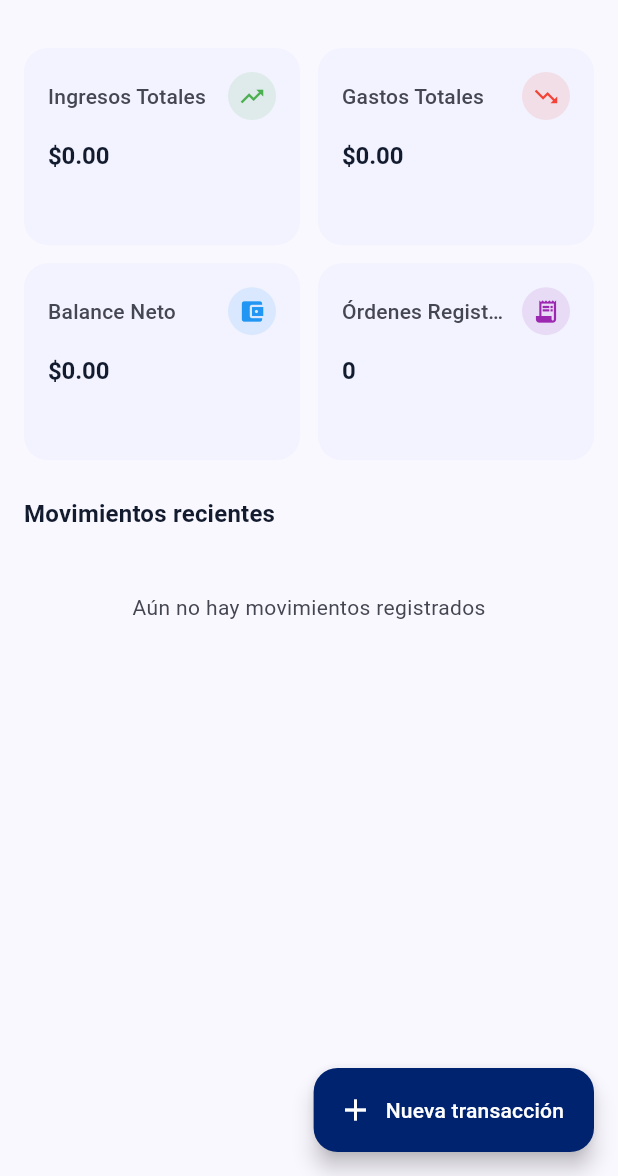
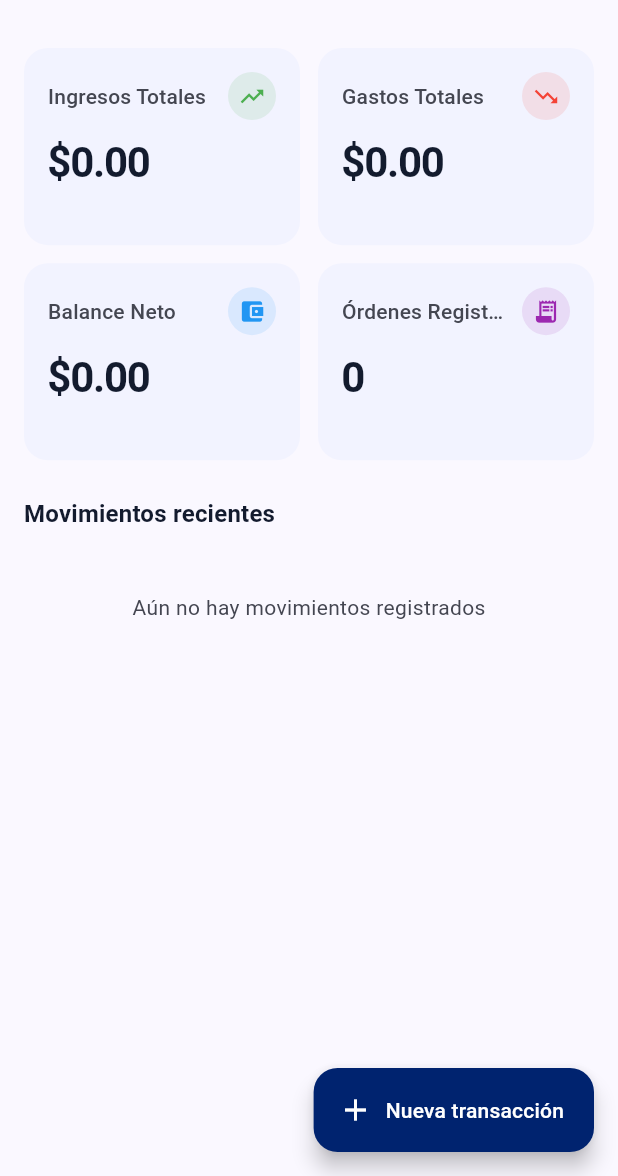
Before and after one commit to GrullonDev/negocio_listo_pro, a Flutter app: the DashboardPage screen opened directly, on a phone screen of 412 x 824 dp, the part 60-1236 px from its top. Run offline on Flutter 3.47's test engine with Material 3 defaults, Android fonts, the phone set to English and light mode, and no system bars; our stand-ins replace dartz, flutter_bloc, get_it, isar_community; accounts and stored records are empty; generated files the repository leaves out were written again.

Commit message:
style(ui): apply design system tokens across feature pages
Replaces ad-hoc Colors.* usage in Dashboard, Bookings, Loyalty and
Coupons with the semantic AppColors tokens (success/warning/error)
and switches hardcoded radii/paddings to AppRadius/AppSpacing so
status pills, metric cards and list rows follow DESIGN.md.

Co-Authored-By: Claude Sonnet 5 <noreply@anthropic.com>

```diff
--- a/lib/features/dashboard/presentation/pages/dashboard_page.dart
+++ b/lib/features/dashboard/presentation/pages/dashboard_page.dart
@@ -88,9 +88,8 @@ class _DashboardContent extends StatelessWidget {
           const SizedBox(height: 24),
           Text(
             'Movimientos recientes',
-            style: Theme.of(context).textTheme.titleMedium?.copyWith(
-              fontWeight: FontWeight.bold,
-            ),
+            style: Theme.of(context).textTheme.titleMedium
+                ?.copyWith(fontWeight: FontWeight.bold),
           ),
           const SizedBox(height: 8),
           RecentTransactionsList(transactions: metrics.recentTransactions),
--- a/lib/features/dashboard/presentation/widgets/recent_transactions_list.dart
+++ b/lib/features/dashboard/presentation/widgets/recent_transactions_list.dart
@@ -1,5 +1,6 @@
 import 'package:flutter/material.dart';
 
+import 'package:negocio_listo_pro/core/theme/app_theme.dart';
 import 'package:negocio_listo_pro/features/dashboard/domain/entities/transaction_entity.dart';
 
 class RecentTransactionsList extends StatelessWidget {
@@ -33,7 +34,7 @@ class RecentTransactionsList extends StatelessWidget {
       itemBuilder: (context, index) {
         final transaction = transactions[index];
         final isIncome = transaction.type == TransactionType.income;
-        final color = isIncome ? Colors.green : Colors.red;
+        final color = isIncome ? AppColors.success : theme.colorScheme.error;
 
         return ListTile(
           contentPadding: EdgeInsets.zero,
--- a/lib/features/dashboard/presentation/widgets/stat_card.dart
+++ b/lib/features/dashboard/presentation/widgets/stat_card.dart
@@ -1,4 +1,6 @@
 import 'package:flutter/material.dart';
+
+import 'package:negocio_listo_pro/core/theme/app_theme.dart';
 
 /// Reusable executive-style metric card for the financial dashboard.
 class StatCard extends StatelessWidget {
@@ -22,9 +24,11 @@ class StatCard extends StatelessWidget {
     return Card(
       elevation: 0,
       color: theme.colorScheme.surfaceContainerLow,
-      shape: RoundedRectangleBorder(borderRadius: BorderRadius.circular(16)),
+      shape: RoundedRectangleBorder(
+        borderRadius: BorderRadius.circular(AppRadius.lg),
+      ),
       child: Padding(
-        padding: const EdgeInsets.all(16),
+        padding: const EdgeInsets.all(AppSpacing.md),
         child: Column(
           crossAxisAlignment: CrossAxisAlignment.start,
           children: [
@@ -52,8 +56,8 @@ class StatCard extends StatelessWidget {
             const SizedBox(height: 12),
             Text(
               value,
-              style: theme.textTheme.headlineSmall?.copyWith(
-                fontWeight: FontWeight.bold,
+              style: AppTheme.metricDisplay.copyWith(
+                color: theme.colorScheme.onSurface,
               ),
               maxLines: 1,
               overflow: TextOverflow.ellipsis,
```
Also changed, not shown: lib/features/bookings/presentation/pages/bookings_page.dart (+13 -16 lines), lib/features/coupons/presentation/pages/coupons_page.dart (+10 -10 lines), lib/features/loyalty/presentation/pages/loyalty_page.dart (+13 -12 lines).
